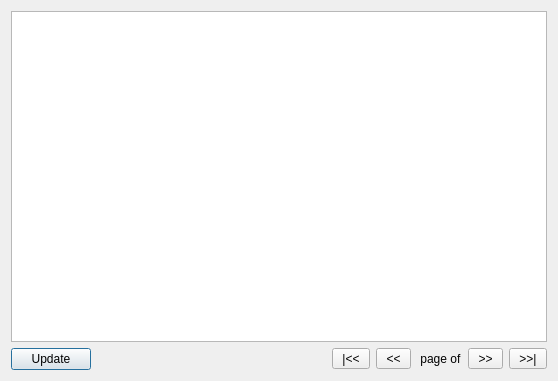
Old version of the form forms/allproductsdialog.ui in the repository iamOgunyinka/TragelPC.
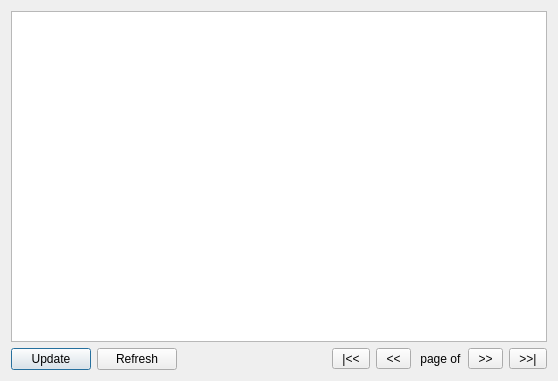
New version of the form.

Patch:
```diff
--- a/forms/allproductsdialog.ui
+++ b/forms/allproductsdialog.ui
@@ -34,6 +34,13 @@
          </property>
         </widget>
        </item>
+       <item>
+        <widget class="QPushButton" name="refresh_button">
+         <property name="text">
+          <string>Refresh</string>
+         </property>
+        </widget>
+       </item>
        <item>
         <spacer name="horizontalSpacer_2">
          <property name="orientation">
```
